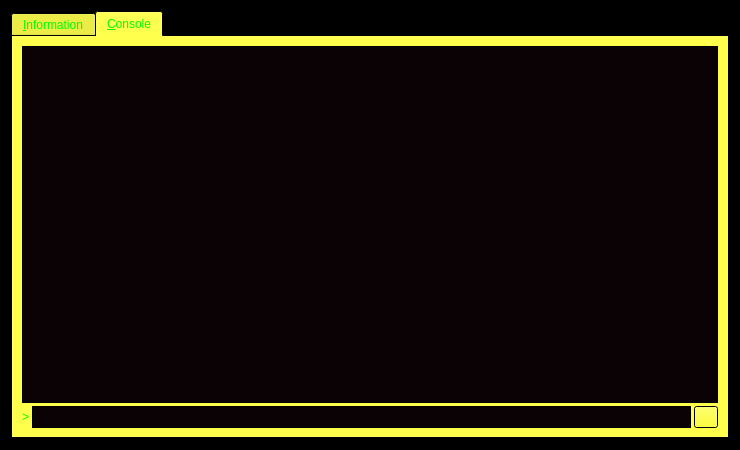
Old version of the form src/qt/forms/rpcconsole.ui in the repository gridcoin/Gridcoin-master.
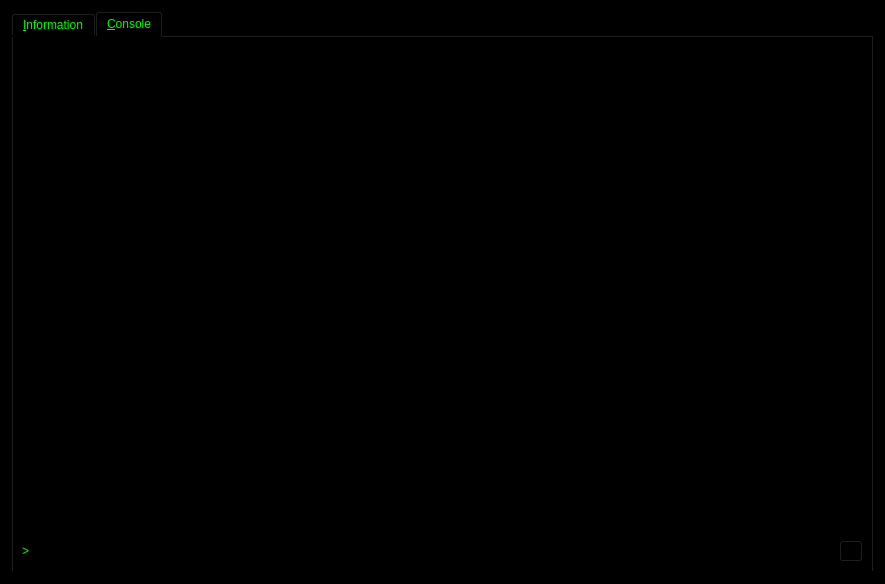
New version of the form. The open tabs and pages were chosen to show the change. Icons and pictures are not drawn.

What changed in the file:
```diff
--- a/src/qt/forms/rpcconsole.ui
+++ b/src/qt/forms/rpcconsole.ui
@@ -6,8 +6,8 @@
    <rect>
     <x>0</x>
     <y>0</y>
-    <width>740</width>
-    <height>450</height>
+    <width>885</width>
+    <height>584</height>
    </rect>
   </property>
   <property name="palette">
@@ -25,8 +25,8 @@
      <colorrole role="Button">
       <brush brushstyle="SolidPattern">
        <color alpha="255">
-        <red>255</red>
-        <green>255</green>
+        <red>0</red>
+        <green>0</green>
         <blue>0</blue>
        </color>
       </brush>
@@ -35,6 +35,42 @@
       <brush brushstyle="SolidPattern">
        <color alpha="255">
         <red>0</red>
+        <green>0</green>
+        <blue>0</blue>
+       </color>
+      </brush>
+     </colorrole>
+     <colorrole role="Midlight">
+      <brush brushstyle="SolidPattern">
+       <color alpha="255">
+        <red>0</red>
+        <green>0</green>
+        <blue>0</blue>
+       </color>
+      </brush>
+     </colorrole>
+     <colorrole role="Dark">
+      <brush brushstyle="SolidPattern">
+       <color alpha="255">
+        <red>0</red>
+        <green>0</green>
+        <blue>0</blue>
+       </color>
+      </brush>
+     </colorrole>
+     <colorrole role="Mid">
+      <brush brushstyle="SolidPattern">
+       <color alpha="255">
+        <red>0</red>
+        <green>0</green>
+        <blue>0</blue>
+       </color>
+      </brush>
+     </colorrole>
+     <colorrole role="Text">
+      <brush brushstyle="SolidPattern">
+       <color alpha="255">
+        <red>0</red>
         <green>255</green>
         <blue>0</blue>
        </color>
@@ -49,29 +85,56 @@
        </color>
       </brush>
      </colorrole>
+     <colorrole role="ButtonText">
+      <brush brushstyle="SolidPattern">
+       <color alpha="255">
+        <red>0</red>
+        <green>255</green>
+        <blue>0</blue>
+       </color>
+      </brush>
+     </colorrole>
      <colorrole role="Base">
       <brush brushstyle="SolidPattern">
        <color alpha="255">
-        <red>0</red>
-        <green>0</green>
-        <blue>0</blue>
+        <red>8</red>
+        <green>8</green>
+        <blue>8</blue>
        </color>
       </brush>
      </colorrole>
      <colorrole role="Window">
       <brush brushstyle="SolidPattern">
        <color alpha="255">
+        <red>12</red>
+        <green>12</green>
+        <blue>12</blue>
+       </color>
+      </brush>
+     </colorrole>
+     <colorrole role="Shadow">
+      <brush brushstyle="SolidPattern">
+       <color alpha="255">
         <red>0</red>
         <green>0</green>
         <blue>0</blue>
        </color>
       </brush>
      </colorrole>
+     <colorrole role="Highlight">
+      <brush brushstyle="SolidPattern">
+       <color alpha="255">
+        <red>51</red>
+        <green>153</green>
+        <blue>255</blue>
+       </color>
+      </brush>
+     </colorrole>
      <colorrole role="HighlightedText">
       <brush brushstyle="SolidPattern">
        <color alpha="255">
-        <red>0</red>
-        <green>255</green>
+        <red>170</red>
+        <green>170</green>
         <blue>0</blue>
        </color>
       </brush>
@@ -79,18 +142,36 @@
      <colorrole role="AlternateBase">
       <brush brushstyle="SolidPattern">
        <color alpha="255">
-        <red>0</red>
-        <green>0</green>
-        <blue>0</blue>
+        <red>14</red>
+        <green>21</green>
+        <blue>21</blue>
        </color>
       </brush>
      </colorrole>
      <colorrole role="NoRole">
       <brush brushstyle="SolidPattern">
        <color alpha="255">
-        <red>8</red>
-        <green>8</green>
-        <blue>8</blue>
+        <red>30</red>
+        <green>20</green>
+        <blue>0</blue>
+       </color>
+      </brush>
+     </colorrole>
+     <colorrole role="ToolTipBase">
+      <brush brushstyle="SolidPattern">
+       <color alpha="255">
+        <red>255</red>
+        <green>170</green>
+        <blue>0</blue>
+       </color>
+      </brush>
+     </colorrole>
+     <colorrole role="ToolTipText">
+      <brush brushstyle="SolidPattern">
+       <color alpha="255">
+        <red>0</red>
+        <green>0</green>
+        <blue>0</blue>
        </color>
       </brush>
      </colorrole>
@@ -108,8 +189,8 @@
      <colorrole role="Button">
       <brush brushstyle="SolidPattern">
        <color alpha="255">
-        <red>255</red>
-        <green>255</green>
+        <red>0</red>
+        <green>0</green>
         <blue>0</blue>
        </color>
       </brush>
@@ -118,6 +199,42 @@
       <brush brushstyle="SolidPattern">
        <color alpha="255">
         <red>0</red>
+        <green>0</green>
+        <blue>0</blue>
+       </color>
+      </brush>
+     </colorrole>
+     <colorrole role="Midlight">
+      <brush brushstyle="SolidPattern">
+       <color alpha="255">
+        <red>0</red>
+        <green>0</green>
+        <blue>0</blue>
+       </color>
+      </brush>
+     </colorrole>
+     <colorrole role="Dark">
+      <brush brushstyle="SolidPattern">
+       <color alpha="255">
+        <red>0</red>
+        <green>0</green>
+        <blue>0</blue>
+       </color>
+      </brush>
+     </colorrole>
+     <colorrole role="Mid">
+      <brush brushstyle="SolidPattern">
+       <color alpha="255">
+        <red>0</red>
+        <green>0</green>
+        <blue>0</blue>
+       </color>
+      </brush>
+     </colorrole>
+     <colorrole role="Text">
+      <brush brushstyle="SolidPattern">
+       <color alpha="255">
+        <red>0</red>
         <green>255</green>
         <blue>0</blue>
        </color>
@@ -132,6 +249,15 @@
        </color>
       </brush>
      </colorrole>
+     <colorrole role="ButtonText">
+      <brush brushstyle="SolidPattern">
+       <color alpha="255">
+        <red>0</red>
+        <green>255</green>
+        <blue>0</blue>
+       </color>
+      </brush>
+     </colorrole>
      <colorrole role="Base">
       <brush brushstyle="SolidPattern">
        <color alpha="255">
@@ -150,11 +276,29 @@
        </color>
       </brush>
      </colorrole>
+     <colorrole role="Shadow">
+      <brush brushstyle="SolidPattern">
+       <color alpha="255">
+        <red>0</red>
+        <green>0</green>
+        <blue>0</blue>
+       </color>
+      </brush>
+     </colorrole>
+     <colorrole role="Highlight">
+      <brush brushstyle="SolidPattern">
+       <color alpha="255">
+        <red>0</red>
+        <green>0</green>
+        <blue>0</blue>
+       </color>
+      </brush>
+     </colorrole>
      <colorrole role="HighlightedText">
       <brush brushstyle="SolidPattern">
        <color alpha="255">
-        <red>0</red>
-        <green>255</green>
+        <red>170</red>
+        <green>170</green>
         <blue>0</blue>
        </color>
       </brush>
@@ -171,9 +315,27 @@
      <colorrole role="NoRole">
       <brush brushstyle="SolidPattern">
        <color alpha="255">
-        <red>8</red>
-        <green>8</green>
-        <blue>8</blue>
+        <red>33</red>
+        <green>33</green>
+        <blue>33</blue>
+       </color>
+      </brush>
+     </colorrole>
+     <colorrole role="ToolTipBase">
+      <brush brushstyle="SolidPattern">
+       <color alpha="255">
+        <red>33</red>
+        <green>33</green>
+        <blue>33</blue>
+       </color>
+      </brush>
+     </colorrole>
+     <colorrole role="ToolTipText">
+      <brush brushstyle="SolidPattern">
+       <color alpha="255">
+        <red>0</red>
+        <green>0</green>
+        <blue>0</blue>
        </color>
       </brush>
      </colorrole>
@@ -182,17 +344,17 @@
      <colorrole role="WindowText">
       <brush brushstyle="SolidPattern">
        <color alpha="255">
-        <red>120</red>
-        <green>120</green>
-        <blue>120</blue>
+        <red>0</red>
+        <green>0</green>
+        <blue>0</blue>
        </color>
       </brush>
      </colorrole>
      <colorrole role="Button">
       <brush brushstyle="SolidPattern">
        <color alpha="255">
-        <red>255</red>
-        <green>255</green>
+        <red>0</red>
+        <green>0</green>
         <blue>0</blue>
        </color>
       </brush>
@@ -201,7 +363,43 @@
       <brush brushstyle="SolidPattern">
        <color alpha="255">
         <red>0</red>
-        <green>255</green>
+        <green>0</green>
+        <blue>0</blue>
+       </color>
+      </brush>
+     </colorrole>
+     <colorrole role="Midlight">
+      <brush brushstyle="SolidPattern">
+       <color alpha="255">
+        <red>0</red>
+        <green>0</green>
+        <blue>0</blue>
+       </color>
+      </brush>
+     </colorrole>
+     <colorrole role="Dark">
+      <brush brushstyle="SolidPattern">
+       <color alpha="255">
+        <red>0</red>
+        <green>0</green>
+        <blue>0</blue>
+       </color>
+      </brush>
+     </colorrole>
+     <colorrole role="Mid">
+      <brush brushstyle="SolidPattern">
+       <color alpha="255">
+        <red>0</red>
+        <green>0</green>
+        <blue>0</blue>
+       </color>
+      </brush>
+     </colorrole>
+     <colorrole role="Text">
+      <brush brushstyle="SolidPattern">
+       <color alpha="255">
+        <red>0</red>
+        <green>0</green>
         <blue>0</blue>
        </color>
       </brush>
@@ -215,6 +413,15 @@
        </color>
       </brush>
      </colorrole>
+     <colorrole role="ButtonText">
+      <brush brushstyle="SolidPattern">
+       <color alpha="255">
+        <red>0</red>
+        <green>0</green>
+        <blue>0</blue>
+       </color>
+      </brush>
+     </colorrole>
      <colorrole role="Base">
       <brush brushstyle="SolidPattern">
        <color alpha="255">
@@ -233,11 +440,29 @@
        </color>
       </brush>
      </colorrole>
+     <colorrole role="Shadow">
+      <brush brushstyle="SolidPattern">
+       <color alpha="255">
+        <red>0</red>
+        <green>0</green>
+        <blue>0</blue>
+       </color>
+      </brush>
+     </colorrole>
+     <colorrole role="Highlight">
+      <brush brushstyle="SolidPattern">
+       <color alpha="255">
+        <red>51</red>
+        <green>153</green>
+        <blue>255</blue>
+       </color>
+      </brush>
+     </colorrole>
      <colorrole role="HighlightedText">
       <brush brushstyle="SolidPattern">
        <color alpha="255">
-        <red>0</red>
-        <green>255</green>
+        <red>170</red>
+        <green>170</green>
         <blue>0</blue>
        </color>
       </brush>
@@ -254,9 +479,27 @@
      <colorrole role="NoRole">
       <brush brushstyle="SolidPattern">
        <color alpha="255">
-        <red>8</red>
-        <green>8</green>
-        <blue>8</blue>
+        <red>33</red>
+        <green>33</green>
+        <blue>33</blue>
+       </color>
+      </brush>
+     </colorrole>
+     <colorrole role="ToolTipBase">
+      <brush brushstyle="SolidPattern">
+       <color alpha="255">
+        <red>255</red>
+        <green>255</green>
+        <blue>220</blue>
+       </color>
+      </brush>
+     </colorrole>
+     <colorrole role="ToolTipText">
+      <brush brushstyle="SolidPattern">
+       <color alpha="255">
+        <red>0</red>
+        <green>0</green>
+        <blue>0</blue>
        </color>
       </brush>
      </colorrole>
@@ -275,6 +518,24 @@
      <property name="palette">
       <palette>
        <active>
+        <colorrole role="WindowText">
+         <brush brushstyle="SolidPattern">
+          <color alpha="255">
+           <red>0</red>
+           <green>255</green>
+           <blue>0</blue>
+          </color>
+         </brush>
+        </colorrole>
+        <colorrole role="Button">
+         <brush brushstyle="SolidPattern">
+          <color alpha="255">
+           <red>0</red>
+           <green>0</green>
+           <blue>0</blue>
+          </color>
+         </brush>
+        </colorrole>
         <colorrole role="Light">
          <brush brushstyle="SolidPattern">
           <color alpha="255">
@@ -284,6 +545,42 @@
           </color>
          </brush>
         </colorrole>
+        <colorrole role="Midlight">
+         <brush brushstyle="SolidPattern">
+          <color alpha="255">
+           <red>0</red>
+           <green>0</green>
+           <blue>0</blue>
+          </color>
+         </brush>
+        </colorrole>
+        <colorrole role="Dark">
+         <brush brushstyle="SolidPattern">
+          <color alpha="255">
+           <red>0</red>
+           <green>0</green>
+           <blue>0</blue>
+          </color>
+         </brush>
+        </colorrole>
+        <colorrole role="Mid">
+         <brush brushstyle="SolidPattern">
+          <color alpha="255">
+           <red>0</red>
+           <green>0</green>
+           <blue>0</blue>
+          </color>
+         </brush>
+        </colorrole>
+        <colorrole role="Text">
+         <brush brushstyle="SolidPattern">
+          <color alpha="255">
+           <red>0</red>
+           <green>255</green>
+           <blue>0</blue>
+          </color>
+         </brush>
+        </colorrole>
         <colorrole role="BrightText">
          <brush brushstyle="SolidPattern">
           <color alpha="255">
@@ -293,44 +590,107 @@
           </color>
          </brush>
         </colorrole>
+        <colorrole role="ButtonText">
+         <brush brushstyle="SolidPattern">
+          <color alpha="255">
+           <red>0</red>
+           <green>255</green>
+           <blue>0</blue>
+          </color>
+         </brush>
+        </colorrole>
         <colorrole role="Base">
          <brush brushstyle="SolidPattern">
           <color alpha="255">
-           <red>3</red>
-           <green>3</green>
-           <blue>3</blue>
+           <red>0</red>
+           <green>0</green>
+           <blue>0</blue>
           </color>
          </brush>
         </colorrole>
-        <colorrole role="HighlightedText">
+        <colorrole role="Window">
          <brush brushstyle="SolidPattern">
           <color alpha="255">
-           <red>255</red>
-           <green>255</green>
+           <red>0</red>
+           <green>0</green>
            <blue>0</blue>
           </color>
          </brush>
         </colorrole>
+        <colorrole role="Shadow">
+         <brush brushstyle="SolidPattern">
+          <color alpha="255">
+           <red>0</red>
+           <green>0</green>
+           <blue>0</blue>
+          </color>
+         </brush>
+        </colorrole>
+        <colorrole role="Highlight">
+         <brush brushstyle="SolidPattern">
+          <color alpha="255">
+           <red>33</red>
+           <green>33</green>
+           <blue>33</blue>
+          </color>
+         </brush>
+        </colorrole>
         <colorrole role="AlternateBase">
          <brush brushstyle="SolidPattern">
           <color alpha="255">
-           <red>0</red>
-           <green>0</green>
-           <blue>0</blue>
+           <red>2</red>
+           <green>9</green>
+           <blue>11</blue>
           </color>
          </brush>
         </colorrole>
         <colorrole role="NoRole">
          <brush brushstyle="SolidPattern">
           <color alpha="255">
-           <red>8</red>
-           <green>8</green>
-           <blue>8</blue>
+           <red>1</red>
+           <green>4</green>
+           <blue>2</blue>
+          </color>
+         </brush>
+        </colorrole>
+        <colorrole role="ToolTipBase">
+         <brush brushstyle="SolidPattern">
+          <color alpha="255">
+           <red>170</red>
+           <green>85</green>
+           <blue>255</blue>
+          </color>
+         </brush>
+        </colorrole>
+        <colorrole role="ToolTipText">
+         <brush brushstyle="SolidPattern">
+          <color alpha="255">
+           <red>0</red>
+           <green>0</green>
+           <blue>0</blue>
           </color>
          </brush>
         </colorrole>
        </active>
        <inactive>
+        <colorrole role="WindowText">
+         <brush brushstyle="SolidPattern">
+          <color alpha="255">
+           <red>0</red>
+           <green>255</green>
+           <blue>0</blue>
+          </color>
+         </brush>
+        </colorrole>
+        <colorrole role="Button">
+         <brush brushstyle="SolidPattern">
+          <color alpha="255">
+           <red>0</red>
+           <green>0</green>
+           <blue>0</blue>
+          </color>
+         </brush>
+        </colorrole>
         <colorrole role="Light">
          <brush brushstyle="SolidPattern">
           <color alpha="255">
@@ -340,6 +700,42 @@
           </color>
          </brush>
         </colorrole>
+        <colorrole role="Midlight">
+         <brush brushstyle="SolidPattern">
+          <color alpha="255">
+           <red>0</red>
+           <green>0</green>
+           <blue>0</blue>
+          </color>
+         </brush>
+        </colorrole>
+        <colorrole role="Dark">
+         <brush brushstyle="SolidPattern">
+          <color alpha="255">
+           <red>0</red>
+           <green>0</green>
+           <blue>0</blue>
+          </color>
+         </brush>
+        </colorrole>
+        <colorrole role="Mid">
+         <brush brushstyle="SolidPattern">
+          <color alpha="255">
+           <red>0</red>
+           <green>0</green>
+           <blue>0</blue>
+          </color>
+         </brush>
+        </colorrole>
+        <colorrole role="Text">
+         <brush brushstyle="SolidPattern">
+          <color alpha="255">
+           <red>0</red>
+           <green>255</green>
+           <blue>0</blue>
+          </color>
+         </brush>
+        </colorrole>
         <colorrole role="BrightText">
          <brush brushstyle="SolidPattern">
           <color alpha="255">
@@ -349,44 +745,107 @@
           </color>
          </brush>
         </colorrole>
+        <colorrole role="ButtonText">
+         <brush brushstyle="SolidPattern">
+          <color alpha="255">
+           <red>0</red>
+           <green>255</green>
+           <blue>0</blue>
+          </color>
+         </brush>
+        </colorrole>
         <colorrole role="Base">
          <brush brushstyle="SolidPattern">
           <color alpha="255">
-           <red>3</red>
-           <green>3</green>
-           <blue>3</blue>
+           <red>0</red>
+           <green>0</green>
+           <blue>0</blue>
           </color>
          </brush>
         </colorrole>
-        <colorrole role="HighlightedText">
+        <colorrole role="Window">
          <brush brushstyle="SolidPattern">
           <color alpha="255">
-           <red>255</red>
-           <green>255</green>
+           <red>0</red>
+           <green>0</green>
            <blue>0</blue>
           </color>
          </brush>
         </colorrole>
+        <colorrole role="Shadow">
+         <brush brushstyle="SolidPattern">
+          <color alpha="255">
+           <red>0</red>
+           <green>0</green>
+           <blue>0</blue>
+          </color>
+         </brush>
+        </colorrole>
+        <colorrole role="Highlight">
+         <brush brushstyle="SolidPattern">
+          <color alpha="255">
+           <red>33</red>
+           <green>33</green>
+           <blue>33</blue>
+          </color>
+         </brush>
+        </colorrole>
         <colorrole role="AlternateBase">
          <brush brushstyle="SolidPattern">
           <color alpha="255">
-           <red>0</red>
-           <green>0</green>
-           <blue>0</blue>
+           <red>2</red>
+           <green>9</green>
+           <blue>11</blue>
           </color>
          </brush>
         </colorrole>
         <colorrole role="NoRole">
          <brush brushstyle="SolidPattern">
           <color alpha="255">
-           <red>8</red>
-           <green>8</green>
-           <blue>8</blue>
+           <red>1</red>
+           <green>4</green>
+           <blue>2</blue>
+          </color>
+         </brush>
+        </colorrole>
+        <colorrole role="ToolTipBase">
+         <brush brushstyle="SolidPattern">
+          <color alpha="255">
+           <red>170</red>
+           <green>85</green>
+           <blue>255</blue>
+          </color>
+         </brush>
+        </colorrole>
+        <colorrole role="ToolTipText">
+         <brush brushstyle="SolidPattern">
+          <color alpha="255">
+           <red>0</red>
+           <green>0</green>
+           <blue>0</blue>
           </color>
          </brush>
         </colorrole>
        </inactive>
        <disabled>
+        <colorrole role="WindowText">
+         <brush brushstyle="SolidPattern">
+          <color alpha="255">
+           <red>0</red>
+           <green>255</green>
+           <blue>0</blue>
+          </color>
+         </brush>
+        </colorrole>
+        <colorrole role="Button">
+         <brush brushstyle="SolidPattern">
+          <color alpha="255">
+           <red>0</red>
+           <green>0</green>
+           <blue>0</blue>
+          </color>
+         </brush>
+        </colorrole>
         <colorrole role="Light">
          <brush brushstyle="SolidPattern">
           <color alpha="255">
@@ -396,6 +855,42 @@
           </color>
          </brush>
         </colorrole>
+        <colorrole role="Midlight">
+         <brush brushstyle="SolidPattern">
+          <color alpha="255">
+           <red>0</red>
+           <green>0</green>
+           <blue>0</blue>
+          </color>
+         </brush>
+        </colorrole>
+        <colorrole role="Dark">
+         <brush brushstyle="SolidPattern">
+          <color alpha="255">
+           <red>0</red>
+           <green>0</green>
+           <blue>0</blue>
+          </color>
+         </brush>
+        </colorrole>
+        <colorrole role="Mid">
+         <brush brushstyle="SolidPattern">
+          <color alpha="255">
+           <red>0</red>
+           <green>0</green>
+           <blue>0</blue>
+          </color>
+         </brush>
+        </colorrole>
+        <colorrole role="Text">
+         <brush brushstyle="SolidPattern">
+          <color alpha="255">
+           <red>0</red>
+           <green>255</green>
+           <blue>0</blue>
+          </color>
+         </brush>
+        </colorrole>
         <colorrole role="BrightText">
          <brush brushstyle="SolidPattern">
           <color alpha="255">
@@ -405,6 +900,15 @@
           </color>
          </brush>
         </colorrole>
+        <colorrole role="ButtonText">
+         <brush brushstyle="SolidPattern">
+          <color alpha="255">
+           <red>0</red>
+           <green>255</green>
+           <blue>0</blue>
+          </color>
+         </brush>
+        </colorrole>
         <colorrole role="Base">
          <brush brushstyle="SolidPattern">
           <color alpha="255">
@@ -414,30 +918,66 @@
           </color>
          </brush>
         </colorrole>
-        <colorrole role="HighlightedText">
+        <colorrole role="Window">
          <brush brushstyle="SolidPattern">
           <color alpha="255">
-           <red>255</red>
-           <green>255</green>
+           <red>0</red>
+           <green>0</green>
            <blue>0</blue>
           </color>
          </brush>
         </colorrole>
+        <colorrole role="Shadow">
+         <brush brushstyle="SolidPattern">
+          <color alpha="255">
+           <red>0</red>
+           <green>0</green>
+           <blue>0</blue>
+          </color>
+         </brush>
+        </colorrole>
+        <colorrole role="Highlight">
+         <brush brushstyle="SolidPattern">
+          <color alpha="255">
+           <red>51</red>
+           <green>153</green>
+           <blue>255</blue>
+          </color>
+         </brush>
+        </colorrole>
         <colorrole role="AlternateBase">
          <brush brushstyle="SolidPattern">
           <color alpha="255">
-           <red>0</red>
-           <green>0</green>
-           <blue>0</blue>
+           <red>2</red>
+           <green>9</green>
+           <blue>11</blue>
           </color>
          </brush>
         </colorrole>
         <colorrole role="NoRole">
          <brush brushstyle="SolidPattern">
           <color alpha="255">
-           <red>8</red>
-           <green>8</green>
-           <blue>8</blue>
+           <red>1</red>
+           <green>4</green>
+           <blue>2</blue>
+          </color>
+         </brush>
+        </colorrole>
+        <colorrole role="ToolTipBase">
+         <brush brushstyle="SolidPattern">
+          <color alpha="255">
+           <red>170</red>
+           <green>85</green>
+           <blue>255</blue>
+          </color>
+         </brush>
+        </colorrole>
+        <colorrole role="ToolTipText">
+         <brush brushstyle="SolidPattern">
+          <color alpha="255">
+           <red>0</red>
+           <green>0</green>
+           <blue>0</blue>
           </color>
          </brush>
         </colorrole>
@@ -445,7 +985,10 @@
       </palette>
      </property>
      <property name="autoFillBackground">
-      <bool>true</bool>
+      <bool>false</bool>
+     </property>
+     <property name="styleSheet">
+      <string notr="true">font: 12pt &quot;MS UI Gothic&quot;;color:#00FF00;background-color:black</string>
      </property>
      <property name="currentIndex">
       <number>0</number>
@@ -844,6 +1387,24 @@
          <property name="palette">
           <palette>
            <active>
+            <colorrole role="WindowText">
+             <brush brushstyle="SolidPattern">
+              <color alpha="255">
+               <red>0</red>
+               <green>255</green>
+               <blue>0</blue>
+              </color>
+             </brush>
+            </colorrole>
+            <colorrole role="Button">
+             <brush brushstyle="SolidPattern">
+              <color alpha="255">
+               <red>0</red>
+               <green>0</green>
+               <blue>0</blue>
+              </color>
+             </brush>
+            </colorrole>
             <colorrole role="Light">
              <brush brushstyle="SolidPattern">
               <color alpha="255">
@@ -874,7 +1435,7 @@
             <colorrole role="ButtonText">
              <brush brushstyle="SolidPattern">
               <color alpha="255">
-               <red>255</red>
+               <red>0</red>
                <green>255</green>
                <blue>0</blue>
               </color>
@@ -883,14 +1444,41 @@
             <colorrole role="Base">
              <brush brushstyle="SolidPattern">
               <color alpha="255">
-               <red>11</red>
-               <green>2</green>
-               <blue>5</blue>
+               <red>0</red>
+               <green>0</green>
+               <blue>0</blue>
+              </color>
+             </brush>
+            </colorrole>
+            <colorrole role="Window">
+             <brush brushstyle="SolidPattern">
+              <color alpha="255">
+               <red>0</red>
+               <green>0</green>
+               <blue>0</blue>
               </color>
              </brush>
             </colorrole>
            </active>
            <inactive>
+            <colorrole role="WindowText">
+             <brush brushstyle="SolidPattern">
+              <color alpha="255">
+               <red>0</red>
+               <green>255</green>
+               <blue>0</blue>
+              </color>
+             </brush>
+            </colorrole>
+            <colorrole role="Button">
+             <brush brushstyle="SolidPattern">
+              <color alpha="255">
+               <red>0</red>
+               <green>0</green>
+               <blue>0</blue>
+              </color>
+             </brush>
+            </colorrole>
             <colorrole role="Light">
              <brush brushstyle="SolidPattern">
               <color alpha="255">
@@ -921,7 +1509,7 @@
             <colorrole role="ButtonText">
              <brush brushstyle="SolidPattern">
               <color alpha="255">
-               <red>255</red>
+               <red>0</red>
                <green>255</green>
                <blue>0</blue>
               </color>
@@ -930,14 +1518,41 @@
             <colorrole role="Base">
              <brush brushstyle="SolidPattern">
               <color alpha="255">
-               <red>11</red>
-               <green>2</green>
-               <blue>5</blue>
+               <red>0</red>
+               <green>0</green>
+               <blue>0</blue>
+              </color>
+             </brush>
+            </colorrole>
+            <colorrole role="Window">
+             <brush brushstyle="SolidPattern">
+              <color alpha="255">
+               <red>0</red>
+               <green>0</green>
+               <blue>0</blue>
               </color>
              </brush>
             </colorrole>
            </inactive>
            <disabled>
+            <colorrole role="WindowText">
+             <brush brushstyle="SolidPattern">
+              <color alpha="255">
+               <red>0</red>
+               <green>255</green>
+               <blue>0</blue>
+              </color>
+             </brush>
+            </colorrole>
+            <colorrole role="Button">
+             <brush brushstyle="SolidPattern">
+              <color alpha="255">
+               <red>0</red>
+               <green>0</green>
+               <blue>0</blue>
+              </color>
+             </brush>
+            </colorrole>
             <colorrole role="Light">
              <brush brushstyle="SolidPattern">
               <color alpha="255">
@@ -950,9 +1565,9 @@
             <colorrole role="Text">
              <brush brushstyle="SolidPattern">
               <color alpha="255">
-               <red>120</red>
-               <green>120</green>
-               <blue>120</blue>
+               <red>0</red>
+               <green>255</green>
+               <blue>0</blue>
               </color>
              </brush>
             </colorrole>
@@ -968,9 +1583,9 @@
             <colorrole role="ButtonText">
              <brush brushstyle="SolidPattern">
               <color alpha="255">
-               <red>120</red>
-               <green>120</green>
-               <blue>120</blue>
+               <red>0</red>
+               <green>255</green>
+               <blue>0</blue>
               </color>
              </brush>
             </colorrole>
@@ -983,6 +1598,15 @@
               </color>
              </brush>
             </colorrole>
+            <colorrole role="Window">
+             <brush brushstyle="SolidPattern">
+              <color alpha="255">
+               <red>0</red>
+               <green>0</green>
+               <blue>0</blue>
+              </color>
+             </brush>
+            </colorrole>
            </disabled>
           </palette>
          </property>
@@ -1017,6 +1641,24 @@
            <property name="palette">
             <palette>
              <active>
+              <colorrole role="WindowText">
+               <brush brushstyle="SolidPattern">
+                <color alpha="255">
+                 <red>0</red>
+                 <green>255</green>
+                 <blue>0</blue>
+                </color>
+               </brush>
+              </colorrole>
+              <colorrole role="Button">
+               <brush brushstyle="SolidPattern">
+                <color alpha="255">
+                 <red>0</red>
+                 <green>0</green>
+                 <blue>0</blue>
+                </color>
+               </brush>
+              </colorrole>
               <colorrole role="Light">
                <brush brushstyle="SolidPattern">
                 <color alpha="255">
@@ -1056,14 +1698,41 @@
               <colorrole role="Base">
                <brush brushstyle="SolidPattern">
                 <color alpha="255">
-                 <red>11</red>
-                 <green>2</green>
-                 <blue>5</blue>
+                 <red>0</red>
+                 <green>0</green>
+                 <blue>0</blue>
+                </color>
+               </brush>
+              </colorrole>
+              <colorrole role="Window">
+               <brush brushstyle="SolidPattern">
+                <color alpha="255">
+                 <red>0</red>
+                 <green>0</green>
+                 <blue>0</blue>
                 </color>
                </brush>
               </colorrole>
              </active>
              <inactive>
+              <colorrole role="WindowText">
+               <brush brushstyle="SolidPattern">
+                <color alpha="255">
+                 <red>0</red>
+                 <green>255</green>
+                 <blue>0</blue>
+                </color>
+               </brush>
+              </colorrole>
+              <colorrole role="Button">
+               <brush brushstyle="SolidPattern">
+                <color alpha="255">
+                 <red>0</red>
+                 <green>0</green>
+                 <blue>0</blue>
+                </color>
+               </brush>
+              </colorrole>
               <colorrole role="Light">
                <brush brushstyle="SolidPattern">
                 <color alpha="255">
@@ -1103,14 +1772,41 @@
               <colorrole role="Base">
                <brush brushstyle="SolidPattern">
                 <color alpha="255">
-                 <red>11</red>
-                 <green>2</green>
-                 <blue>5</blue>
+                 <red>0</red>
+                 <green>0</green>
+                 <blue>0</blue>
+                </color>
+               </brush>
+              </colorrole>
+              <colorrole role="Window">
+               <brush brushstyle="SolidPattern">
+                <color alpha="255">
+                 <red>0</red>
+                 <green>0</green>
+                 <blue>0</blue>
                 </color>
                </brush>
               </colorrole>
              </inactive>
              <disabled>
+              <colorrole role="WindowText">
+               <brush brushstyle="SolidPattern">
+                <color alpha="255">
+                 <red>0</red>
+                 <green>255</green>
+                 <blue>0</blue>
+                </color>
+               </brush>
+              </colorrole>
+              <colorrole role="Button">
+               <brush brushstyle="SolidPattern">
+                <color alpha="255">
+                 <red>0</red>
+                 <green>0</green>
+                 <blue>0</blue>
+                </color>
+               </brush>
+              </colorrole>
               <colorrole role="Light">
                <brush brushstyle="SolidPattern">
                 <color alpha="255">
@@ -1123,9 +1819,9 @@
               <colorrole role="Text">
                <brush brushstyle="SolidPattern">
                 <color alpha="255">
-                 <red>120</red>
-                 <green>120</green>
-                 <blue>120</blue>
+                 <red>0</red>
+                 <green>255</green>
+                 <blue>0</blue>
                 </color>
                </brush>
               </colorrole>
@@ -1141,9 +1837,9 @@
               <colorrole role="ButtonText">
                <brush brushstyle="SolidPattern">
                 <color alpha="255">
-                 <red>120</red>
-                 <green>120</green>
-                 <blue>120</blue>
+                 <red>0</red>
+                 <green>255</green>
+                 <blue>0</blue>
                 </color>
                </brush>
               </colorrole>
@@ -1156,11 +1852,20 @@
                 </color>
                </brush>
               </colorrole>
+              <colorrole role="Window">
+               <brush brushstyle="SolidPattern">
+                <color alpha="255">
+                 <red>0</red>
+                 <green>0</green>
+                 <blue>0</blue>
+                </color>
+               </brush>
+              </colorrole>
              </disabled>
             </palette>
            </property>
            <property name="autoFillBackground">
-            <bool>true</bool>
+            <bool>false</bool>
            </property>
           </widget>
          </item>
```
Left out of the diff: 115 changed lines with no effect on the pictures.
